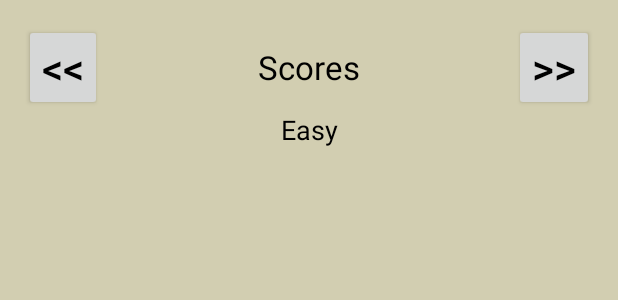
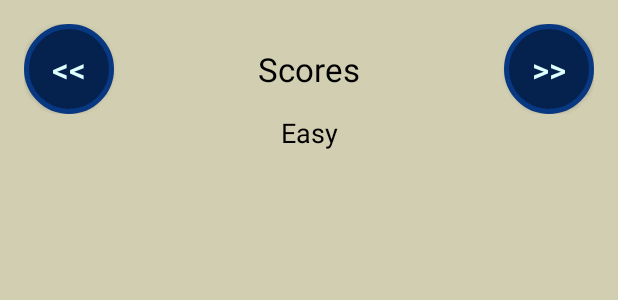
Before and after one commit to Maarti/GuessTheNumber, an Android app: the layout activity_score.xml on its own in the app's theme, with its tools: preview values and no code run, on a phone screen of 412 x 824 dp. Shown: the top 300 px of the screen. Run offline under Robolectric (Android 15) with nearby library versions, the phone set to English and light mode, and no system bars.

Commit message:
One theme for each activity of the app

```diff
--- a/app/src/main/java/net/maarti/guessthenumber/view/RangeSeekBar.java
+++ b/app/src/main/java/net/maarti/guessthenumber/view/RangeSeekBar.java
@@ -51,7 +51,7 @@ public class RangeSeekBar<T extends Number> extends ImageView {
     /**
      * Default color of a {@link RangeSeekBar}, #FF33B5E5. This is also known as "Ice Cream Sandwich" blue.
      */
-    public static final int DEFAULT_COLOR = Color.argb(0xFF, 0x33, 0xB5, 0xE5);
+    public static final int DEFAULT_COLOR = Color.argb(0xFF, 79, 128, 70);
 
     /**
      * An invalid pointer id.
@@ -301,7 +301,6 @@ public class RangeSeekBar<T extends Number> extends ImageView {
         if (pointerId == mActivePointerId) {
             // This was our active pointer going up. Choose
             // a new active pointer and adjust accordingly.
-            // TODO: Make this decision more intelligent.
             final int newPointerIndex = pointerIndex == 0 ? 1 : 0;
             mDownMotionX = ev.getX(newPointerIndex);
             mActivePointerId = ev.getPointerId(newPointerIndex);
--- a/app/src/main/res/drawable/round_button.xml
+++ b/app/src/main/res/drawable/round_button.xml
@@ -8,20 +8,20 @@
                 android:height="60dp"
                 />
             <stroke
-                android:width="1dp"
+                android:width="3dp"
                 android:color="@color/buttonBorder"
                 />
         </shape>
     </item>
     <item android:state_pressed="true">
         <shape android:shape="oval">
-            <solid android:color="@color/buttonBackground"/>
+            <solid android:color="@color/buttonPressedBackground"/>
             <size
                 android:width="60dp"
                 android:height="60dp"
                 />
             <stroke
-                android:width="1dp"
+                android:width="4dp"
                 android:color="@color/buttonPressedBorder"
                 />
         </shape>
--- a/app/src/main/res/layout/activity_credit.xml
+++ b/app/src/main/res/layout/activity_credit.xml
@@ -103,8 +103,7 @@
         android:layout_height="wrap_content"
         android:layout_alignParentBottom="true"
         ads:adSize="SMART_BANNER"
-        ads:adUnitId="ca-app-pub-4442511984442196/4629254064"
-        android:background="@color/adBannerBackground"/>
+        ads:adUnitId="ca-app-pub-4442511984442196/4629254064"/>
 
     <TextView
         android:layout_width="wrap_content"
--- a/app/src/main/res/layout/activity_game.xml
+++ b/app/src/main/res/layout/activity_game.xml
@@ -16,7 +16,6 @@
         android:layout_centerHorizontal="true"
         ads:adSize="SMART_BANNER"
         ads:adUnitId="ca-app-pub-4442511984442196/4629254064"
-        android:background="@color/adBannerBackground"
         android:layout_marginBottom="40sp"/>
 
     <RelativeLayout
--- a/app/src/main/res/layout/activity_score.xml
+++ b/app/src/main/res/layout/activity_score.xml
@@ -23,14 +23,14 @@
         android:id="@+id/linear3">
 
         <Button
-            style="?android:attr/buttonStyleSmall"
-            android:layout_width="wrap_content"
-            android:layout_height="wrap_content"
+            style="@style/smallRoundButton"
+            android:layout_width="60dp"
+            android:layout_height="60dp"
             android:text="@string/previousSign"
             android:id="@+id/buttonLeft"
             android:gravity="center"
             android:layout_alignParentLeft="true"
-            android:textSize="28sp"/>
+            android:textSize="22sp"/>
 
         <TextView
             android:layout_width="wrap_content"
@@ -40,14 +40,14 @@
             android:textAppearance="?android:attr/textAppearanceLarge"/>
 
         <Button
-            style="?android:attr/buttonStyleSmall"
-            android:layout_width="wrap_content"
-            android:layout_height="wrap_content"
+            style="@style/smallRoundButton"
+            android:layout_width="60dp"
+            android:layout_height="60dp"
             android:text="@string/nextSign"
             android:id="@+id/buttonRight"
             android:gravity="center"
             android:layout_alignParentRight="true"
-            android:textSize="28sp"/>
+            android:textSize="22sp"/>
 
     </RelativeLayout>
 
@@ -67,7 +67,8 @@
                 android:textAppearance="?android:attr/textAppearanceMedium"
                 android:text="@string/easy"
                 android:id="@+id/textViewScoreLevel10"
-                android:gravity="center"/>
+                android:gravity="center"
+                android:layout_marginBottom="15dp"/>
 
             <ListView
                 android:layout_width="match_parent"
@@ -85,7 +86,8 @@
                 android:textAppearance="?android:attr/textAppearanceMedium"
                 android:text="@string/medium"
                 android:id="@+id/textViewScoreLevel20"
-                android:gravity="center"/>
+                android:gravity="center"
+                android:layout_marginBottom="15dp"/>
 
             <ListView
                 android:layout_width="match_parent"
@@ -104,7 +106,8 @@
                 android:textAppearance="?android:attr/textAppearanceMedium"
                 android:text="@string/hard"
                 android:id="@+id/textViewScoreLevel30"
-                android:gravity="center"/>
+                android:gravity="center"
+                android:layout_marginBottom="15dp"/>
 
             <ListView
                 android:layout_width="match_parent"
@@ -124,7 +127,6 @@
         android:layout_height="wrap_content"
         android:layout_alignParentBottom="true"
         ads:adSize="SMART_BANNER"
-        ads:adUnitId="ca-app-pub-4442511984442196/4629254064"
-        android:background="@color/adBannerBackground"/>
+        ads:adUnitId="ca-app-pub-4442511984442196/4629254064"/>
 
 </RelativeLayout>
--- a/app/src/main/res/values/colors.xml
+++ b/app/src/main/res/values/colors.xml
@@ -25,23 +25,28 @@
     <color name="rateBackgroundGradient">#af2628</color>
 
     <color name="settingsActivityBackground">#ffe088</color>
-
+    <color name="scoreActivityBackground">#c0f7f3</color>
+    <color name="creditActivityBackground">#ba9db4</color>
     <color name="buttonEasyBackground">#b8d6b3</color>
     <color name="buttonMediumBackground">#9FCD97</color>
     <color name="buttonHardBackground">#8dbe84</color>
 
     <color name="buttonBackground">#05224F</color>
+    <color name="buttonPressedBackground">#0f397b</color>
     <color name="buttonBorder">#083882</color>
-    <color name="buttonPressedBorder">#5179b7</color>
+    <color name="buttonPressedBorder">#5e87c7</color>
 
     <color name="easyBackground">#b8d6b3</color>
-    <color name="easyBackgroundClicked">#7AA2E0</color>
+    <color name="easyBackgroundClicked">#cbdfc8</color>
     <color name="mediumBackground">#9FCD97</color>
-    <color name="mediumBackgroundClicked">#3F6FB9</color>
-    <color name="hardBackground">#8dbe84</color>
-    <color name="hardBackgroundClicked">#284572</color>
+    <color name="mediumBackgroundClicked">#bee1b8</color>
+    <color name="hardBackground">#83b47a</color>
+    <color name="hardBackgroundClicked">#aad1a2</color>
+
+    <color name="gameBackground">#9FCD97</color>
 
     <color name="adBannerBackground">#1d2871</color>
+
 
     <color name="White">#FFFFFF</color>
     <color name="Ivory">#FFFFF0</color>
--- a/app/src/main/res/values/strings.xml
+++ b/app/src/main/res/values/strings.xml
@@ -68,8 +68,8 @@
         <item quantity="other">Tries : %1$d</item>
     </plurals>
 
-    <!-- TODO: Remove or change this placeholder text -->
-    <string name="hello_blank_fragment">Hello blank fragment</string>
+
+    <!-- Settings -->
     <string name="sound">Sound</string>
     <string name="soundsAllowed">Sounds allowed</string>
     <string name="noSound">No sound</string>
@@ -77,5 +77,4 @@
     <string name="noVibration">No vibration</string>
     <string name="User">User</string>
     <string name="name">Name</string>
-    <string name="prefNameSummary">Used in scores</string>
 </resources>
--- a/app/src/main/res/values/styles.xml
+++ b/app/src/main/res/values/styles.xml
@@ -13,20 +13,32 @@
         <item name="android:colorBackground">@color/titleBackground</item>
     </style>
 
-    <!-- Base application theme. -->
+    <!-- Settings theme. -->
     <style name="SettingsTheme" parent="AppTheme">
         <item name="android:colorBackground">@color/settingsActivityBackground</item>
         <item name="android:windowBackground">@color/settingsActivityBackground</item>
-        <item name="android:divider">@color/colorAccent</item>
     </style>
 
-    <style name="buttonStyle1" parent="android:Widget.Button">
-        <item name="android:background">@drawable/button_shape</item>
-        <item name="android:shadowColor">#0A0AA8</item>
-        <item name="android:textColor">@color/LightYellow</item>
+    <!-- Game theme. -->
+    <style name="GameTheme" parent="AppTheme">
+        <item name="android:colorBackground">@color/gameBackground</item>
+        <item name="android:windowBackground">@color/gameBackground</item>
+        <item name="colorAccent">#114208</item>
     </style>
 
-    <style name="buttonStyleSmall1" parent="android:Widget.Button.Small">
+    <!-- Score theme. -->
+    <style name="ScoreTheme" parent="AppTheme">
+        <item name="android:colorBackground">@color/scoreActivityBackground</item>
+        <item name="android:windowBackground">@color/scoreActivityBackground</item>
+    </style>
+
+    <!-- Credits theme. -->
+    <style name="CreditTheme" parent="AppTheme">
+        <item name="android:colorBackground">@color/creditActivityBackground</item>
+        <item name="android:windowBackground">@color/creditActivityBackground</item>
+    </style>
+
+    <style name="smallRoundButton" >
         <item name="android:background">@drawable/round_button</item>
         <item name="android:textColor">@color/LightCyan</item>
     </style>
```
Also changed, not shown: app/src/main/AndroidManifest.xml (+8 -3 lines), app/src/main/res/drawable-hdpi/seek_thumb_normal.png, app/src/main/res/drawable-hdpi/seek_thumb_pressed.png, app/src/main/res/drawable-mdpi/seek_thumb_normal.png, app/src/main/res/drawable-mdpi/seek_thumb_pressed.png, app/src/main/res/drawable-xhdpi/seek_thumb_normal.png, app/src/main/res/drawable-xhdpi/seek_thumb_pressed.png, 1 other file.
